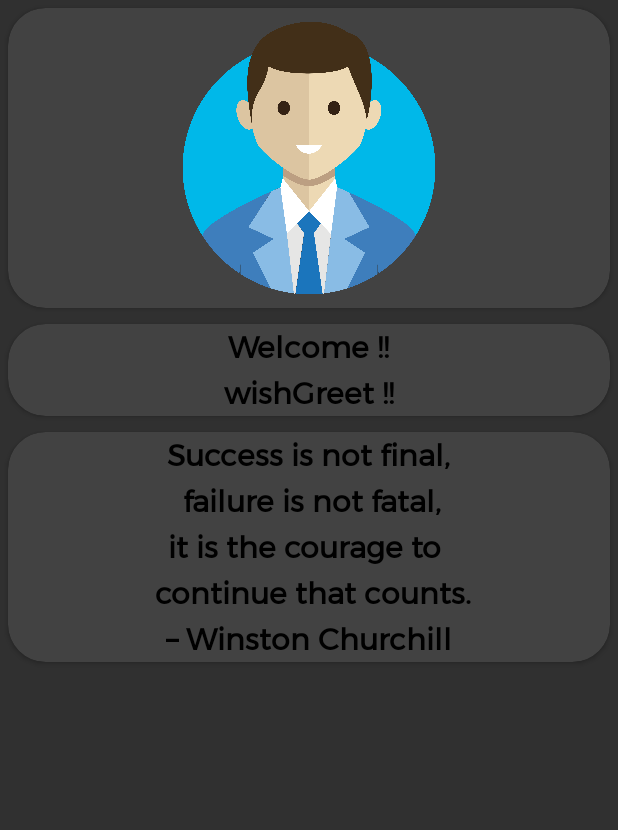
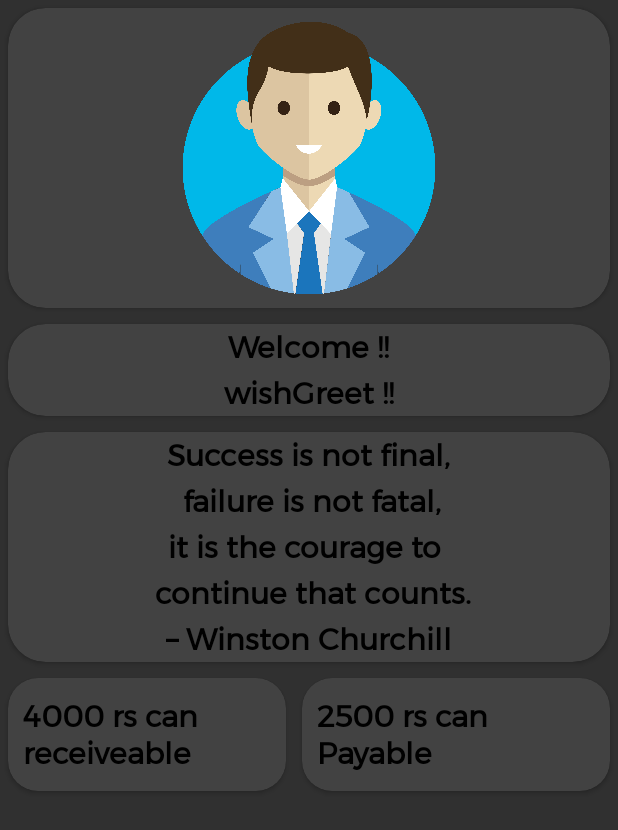
Before and after one commit to a-s-jadhav/fishary-management-app, an Android app: the layout fragment_home_demo.xml on its own in the app's theme, with its tools: preview values and no code run, on a phone screen of 412 x 824 dp. Shown: the top 830 px of the screen. Run offline under Robolectric (Android 15) with nearby library versions, the phone set to English and light mode, and no system bars.

Commit message:
2 new card dashboard - Shreyas

```diff
--- a/app/src/main/res/layout/fragment_home_demo.xml
+++ b/app/src/main/res/layout/fragment_home_demo.xml
@@ -15,7 +15,7 @@
            android:layout_width="match_parent"
            android:layout_height="wrap_content"
            android:layout_margin="5dp"
-           android:background="@color/GrayDark"
+           android:background="@color/DenimBlue"
            app:cardCornerRadius="25dp"
            android:elevation="50dp"
            >
@@ -126,7 +126,53 @@
            </LinearLayout>
        </androidx.cardview.widget.CardView>
 
-
+       <LinearLayout
+           android:layout_width="match_parent"
+           android:layout_height="wrap_content"
+           android:orientation="horizontal">
+           <androidx.cardview.widget.CardView
+               android:layout_width="185dp"
+               android:layout_height="wrap_content"
+               android:layout_margin="5dp"
+               app:cardCornerRadius="20dp">
+               <LinearLayout
+                   android:layout_width="wrap_content"
+                   android:layout_height="wrap_content"
+                   android:orientation="vertical">
+                    <TextView
+                        android:layout_width="match_parent"
+                        android:layout_height="match_parent"
+                        android:layout_margin="10dp"
+                        android:layout_gravity="center"
+                        android:textSize="20sp"
+                        android:textStyle="bold"
+                        android:textColor="@color/black"
+                        android:fontFamily="@font/montserrat"
+                        android:text="4000 rs can receiveable"
+                        />
+               </LinearLayout>
+           </androidx.cardview.widget.CardView>
+           <androidx.cardview.widget.CardView
+               android:layout_width="match_parent"
+               android:layout_height="match_parent"
+               android:layout_margin="5dp"
+               app:cardCornerRadius="20dp">
+               <LinearLayout
+                   android:layout_width="wrap_content"
+                   android:layout_height="wrap_content">
+                   <TextView
+                       android:layout_width="match_parent"
+                       android:layout_height="match_parent"
+                       android:layout_margin="10dp"
+                       android:textSize="20sp"
+                       android:textStyle="bold"
+                       android:textColor="@color/black"
+                       android:fontFamily="@font/montserrat"
+                       android:text="2500 rs can Payable"
+                       />
+               </LinearLayout>
+           </androidx.cardview.widget.CardView>
+       </LinearLayout>
    </LinearLayout>
 
 </FrameLayout>
```
